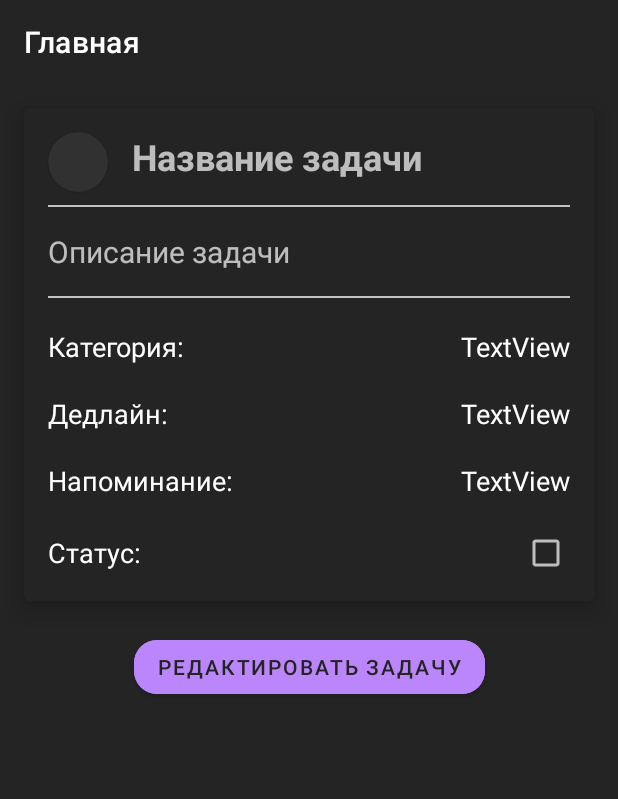
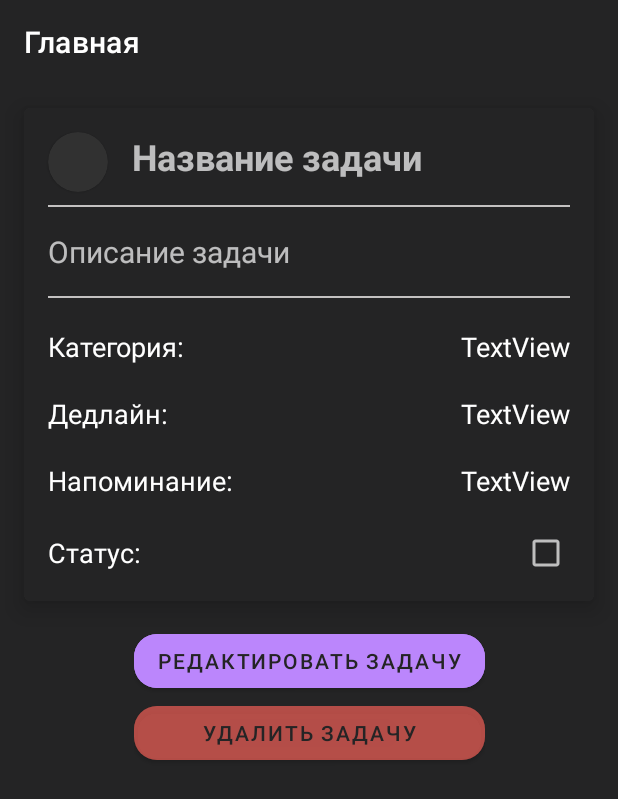
Before and after one commit to Epam-Android-Lab/SimpleNotes, an Android app: the fragment TaskShowFragment placed in its activity, on a phone screen of 412 x 824 dp. Shown: the top 799 px of the screen. Run offline under Robolectric (Android 15) with nearby library versions, the light colour scheme and no system bars; our stand-ins replace Firebase (no records; nobody signed in at launch, a user with empty details on screens opened directly), navigation-ui; 5 statements that could not run were skipped.

Commit message:
Добавлена функция удаления задачи

```diff
--- a/app/src/main/java/com/example/simplenotes/Modules.kt
+++ b/app/src/main/java/com/example/simplenotes/Modules.kt
@@ -31,10 +31,11 @@ val domainModule = module {
     factory { UpdateTaskUseCase(get()) }
     factory { DeleteCategoryUseCase(get()) }
     factory { ClearCategoryUseCase(get()) }
+    factory { DeleteTaskUseCase(get()) }
 }
 
 val viewModelModule = module {
-    viewModel { TaskViewModel(get(), get(), get(), get(), get()) } bind Contract.ITaskViewModel::class
+    viewModel { TaskViewModel(get(), get(), get(), get(), get(), get()) } bind Contract.ITaskViewModel::class
     viewModel { AuthViewModel(get(), get()) } bind Contract.IAuthViewModel::class
     viewModel {
         MainViewModel(
@@ -46,7 +47,7 @@ val viewModelModule = module {
             get()
         )
     } bind Contract.IMainViewModel::class
-    viewModel { AllTasksViewModel(get(), get(), get()) } bind Contract.IAllTasksViewModel::class
+    viewModel { AllTasksViewModel(get(), get(), get(), get()) } bind Contract.IAllTasksViewModel::class
 }
 
 val modules = listOf(
--- a/app/src/main/java/com/example/simplenotes/data/repositories/FirestoreRepository.kt
+++ b/app/src/main/java/com/example/simplenotes/data/repositories/FirestoreRepository.kt
@@ -111,4 +111,9 @@ class FirestoreRepository : IRepository.FirestoreRepository {
         }
     }
 
+    override suspend fun deleteTask(id: String) {
+        userId?.let { Firebase.firestore.collection(COLLECTION_USERS).document(it).collection(
+            COLLECTION_NOTES).document(id).delete() }
+    }
+
 }
--- a/app/src/main/java/com/example/simplenotes/domain/repositories/IRepository.kt
+++ b/app/src/main/java/com/example/simplenotes/domain/repositories/IRepository.kt
@@ -19,6 +19,7 @@ interface IRepository {
 
         suspend fun getTasksById(taskId: String): Task?
         suspend fun updateTask(id: String, updatedTask: Task)
+        suspend fun deleteTask(id: String)
 
         suspend fun deleteCategory(categoryName: String)
         suspend fun clearCategory(categoryName: String)
--- /dev/null
+++ b/app/src/main/java/com/example/simplenotes/domain/usecases/DeleteTaskUseCase.kt
@@ -0,0 +1,7 @@
+package com.example.simplenotes.domain.usecases
+
+import com.example.simplenotes.domain.repositories.IRepository
+
+class DeleteTaskUseCase (private val repository: IRepository.FirestoreRepository) {
+    suspend fun execute(id: String) = repository.deleteTask(id)
+}
--- a/app/src/main/java/com/example/simplenotes/presentation/main/Contract.kt
+++ b/app/src/main/java/com/example/simplenotes/presentation/main/Contract.kt
@@ -42,6 +42,7 @@ interface Contract {
         fun updateTask(id: String, updatedTask: Task)
         fun updateStatus(status: Boolean, id: String)
         fun getCategories()
+        fun deleteTask(id: String)
 
     }
 }
--- a/app/src/main/java/com/example/simplenotes/presentation/main/LatestTasksAdapter.kt
+++ b/app/src/main/java/com/example/simplenotes/presentation/main/LatestTasksAdapter.kt
@@ -73,7 +73,6 @@ class LatestTasksAdapter @ExperimentalStdlibApi constructor(
                         args
                     )
                 }
-
             }
         }
 
--- a/app/src/main/java/com/example/simplenotes/presentation/main/TaskViewModel.kt
+++ b/app/src/main/java/com/example/simplenotes/presentation/main/TaskViewModel.kt
@@ -13,6 +13,7 @@ class TaskViewModel(
     private val addNewTaskUseCase: AddNewTaskUseCase,
     private val getTaskByIdUseCase: GetTaskByIdUseCase,
     private val updateTaskUseCase: UpdateTaskUseCase,
+    private val deleteTask: DeleteTaskUseCase,
     private val updateTaskStatusUseCase: UpdateTaskStatusUseCase,
     private val getAllCategoriesByUser: GetAllCategoriesByUser,
 ) : ViewModel(), Contract.ITaskViewModel {
@@ -47,6 +48,12 @@ class TaskViewModel(
         }
     }
 
+    override fun deleteTask(id: String) {
+        viewModelScope.launch {
+            deleteTask.execute(id)
+        }
+    }
+
     override fun updateStatus(status: Boolean, id: String) {
         viewModelScope.launch {
             updateTaskStatusUseCase.execute(status, id)
--- a/app/src/main/java/com/example/simplenotes/presentation/main/alltasks/TaskAdapter.kt
+++ b/app/src/main/java/com/example/simplenotes/presentation/main/alltasks/TaskAdapter.kt
@@ -145,4 +145,9 @@ class TaskAdapter(
         })
     }
 
+    fun getId (position: Int) : String {
+        val task = getItem(position)
+        return task.id
+    }
+
 }
--- a/app/src/main/res/layout/fragment_task_show.xml
+++ b/app/src/main/res/layout/fragment_task_show.xml
@@ -209,12 +209,20 @@
 
             </com.google.android.material.card.MaterialCardView>
 
+            <LinearLayout
+                android:layout_width="wrap_content"
+                android:layout_height="wrap_content"
+                android:orientation="vertical"
+                android:layout_marginTop="16dp"
+                app:layout_constraintBottom_toBottomOf="parent"
+                app:layout_constraintEnd_toEndOf="parent"
+                app:layout_constraintStart_toStartOf="parent"
+                app:layout_constraintTop_toBottomOf="@+id/card_task">
+
             <com.google.android.material.button.MaterialButton
                 android:id="@+id/buttonEditTask"
                 android:layout_width="wrap_content"
                 android:layout_height="wrap_content"
-                android:layout_marginTop="20dp"
-                android:layout_marginBottom="30dp"
                 android:backgroundTint="@color/teal_200"
                 android:text="Редактировать задачу"
                 app:cornerRadius="15dp"
@@ -224,6 +232,19 @@
                 app:layout_constraintStart_toStartOf="parent"
                 app:layout_constraintTop_toBottomOf="@+id/card_task" />
 
+            <Button
+                android:id="@+id/button_delete_task"
+                android:layout_width="match_parent"
+                android:layout_height="wrap_content"
+                android:text="Удалить задачу"
+                app:cornerRadius="15dp"
+                android:backgroundTint="@color/light_red"
+                app:layout_constraintEnd_toEndOf="parent"
+                app:layout_constraintStart_toStartOf="parent"
+                app:layout_constraintTop_toBottomOf="@+id/buttonEditTask" />
+
+            </LinearLayout>
+
         </androidx.constraintlayout.widget.ConstraintLayout>
 
     </ScrollView>
--- a/app/src/main/res/navigation/nav_main.xml
+++ b/app/src/main/res/navigation/nav_main.xml
@@ -101,7 +101,7 @@
         <action
             android:id="@+id/action_taskShowFragment_to_taskEditFragment"
             app:destination="@id/taskEditFragment"
-            app:popUpTo="@id/allTasksFragment"/>
+            app:popUpTo="@id/allTasksFragment" />
         <argument
             android:name="id"
             app:argType="string"
@@ -112,6 +112,17 @@
         <argument
             android:name="reminder_notif_id"
             app:argType="integer" />
+        <action
+            android:id="@+id/action_taskShowFragment_to_allTasksFragment2"
+            app:destination="@id/allTasksFragment" />
+        <argument
+            android:name="id_category"
+            app:argType="string"
+            android:defaultValue="" />
+        <argument
+            android:name="fromLibrary"
+            app:argType="boolean"
+            android:defaultValue="false"/>
 
     </fragment>
     <fragment
```
Also changed, not shown: app/src/main/java/com/example/simplenotes/presentation/main/TaskShowFragment.kt (+17 -2 lines), app/src/main/java/com/example/simplenotes/presentation/main/alltasks/AllTasksFragment.kt (+26 -3 lines), app/src/main/java/com/example/simplenotes/presentation/main/alltasks/AllTasksViewModel.kt (+12 -1 lines), app/src/main/res/layout/fragment_all_tasks.xml (+4 -4 lines).
